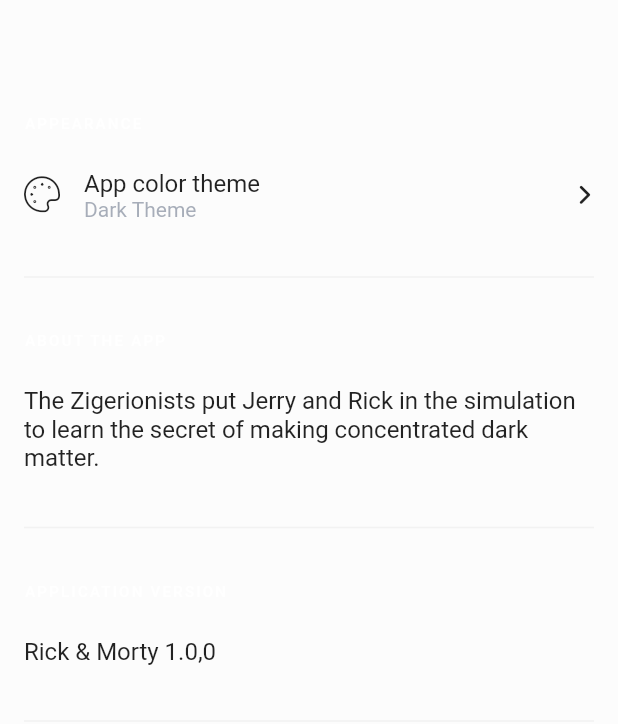
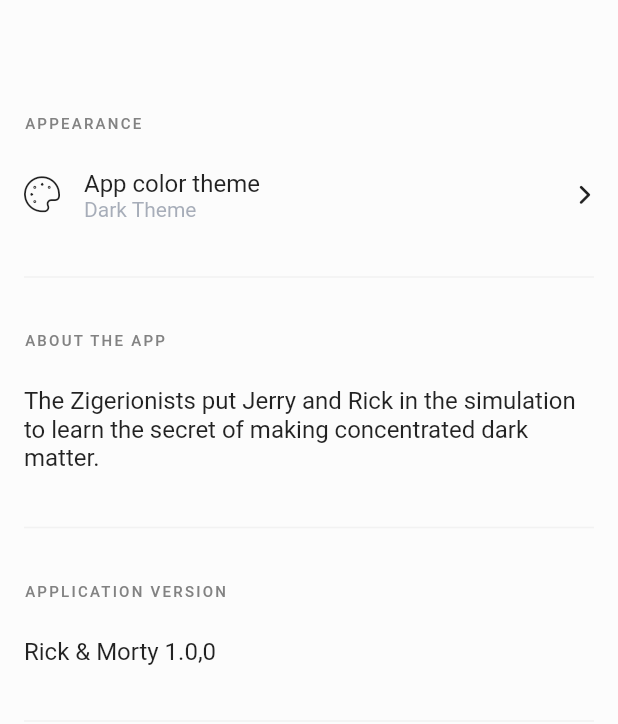
Before and after one commit to robotoss/rick_and_morty, a Flutter app: the SettingsScreen screen opened directly, on a phone screen of 412 x 824 dp, the part 59-783 px from its top. Run offline on Flutter 3.47's test engine with Material 2 defaults, Android fonts, the phone set to English and light mode, and no system bars; our stand-ins replace flutter_bloc, rxdart, shared_preferences; missing offline and left inert: shared_preferences_web; accounts and stored records are empty; generated files the repository leaves out were written again.

Commit message:
fix text color

```diff
--- a/lib/theme/theme_manager.dart
+++ b/lib/theme/theme_manager.dart
@@ -65,7 +65,7 @@ class ThemeNotifier with ChangeNotifier {
         fontWeight: FontWeight.w500,
         fontSize: 10,
         letterSpacing: 1.5,
-        color: Colors.white,
+        color: AppColors.textOverlineLight,
       ),
     ),
     dialogBackgroundColor: Colors.white,
```
Also changed, not shown: 3 other files.
